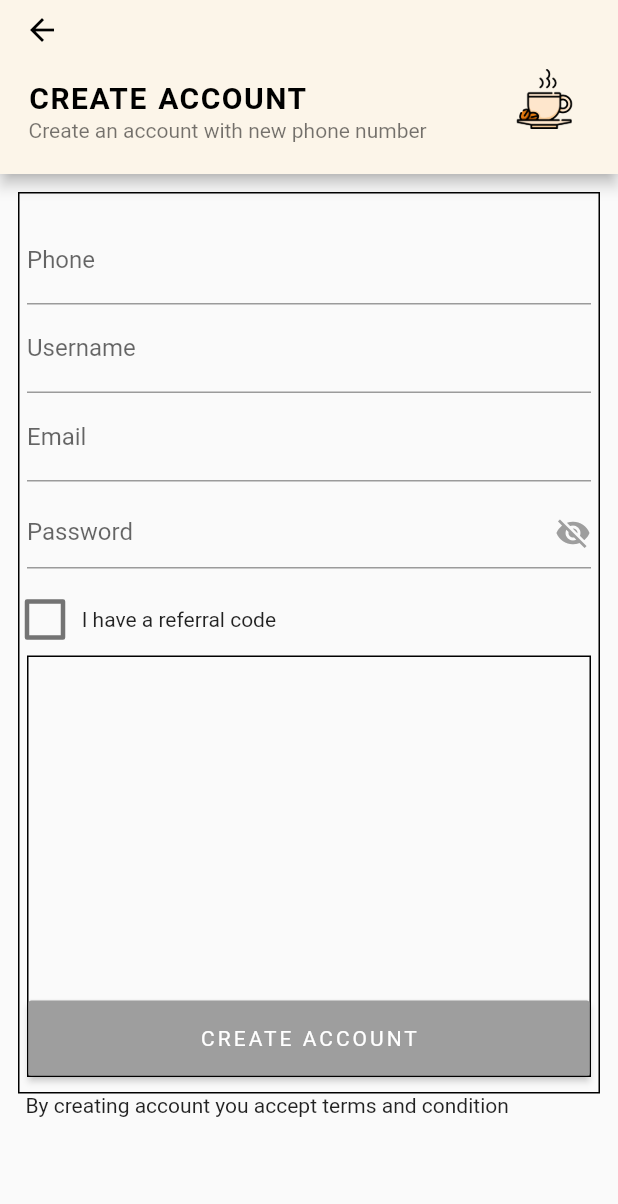
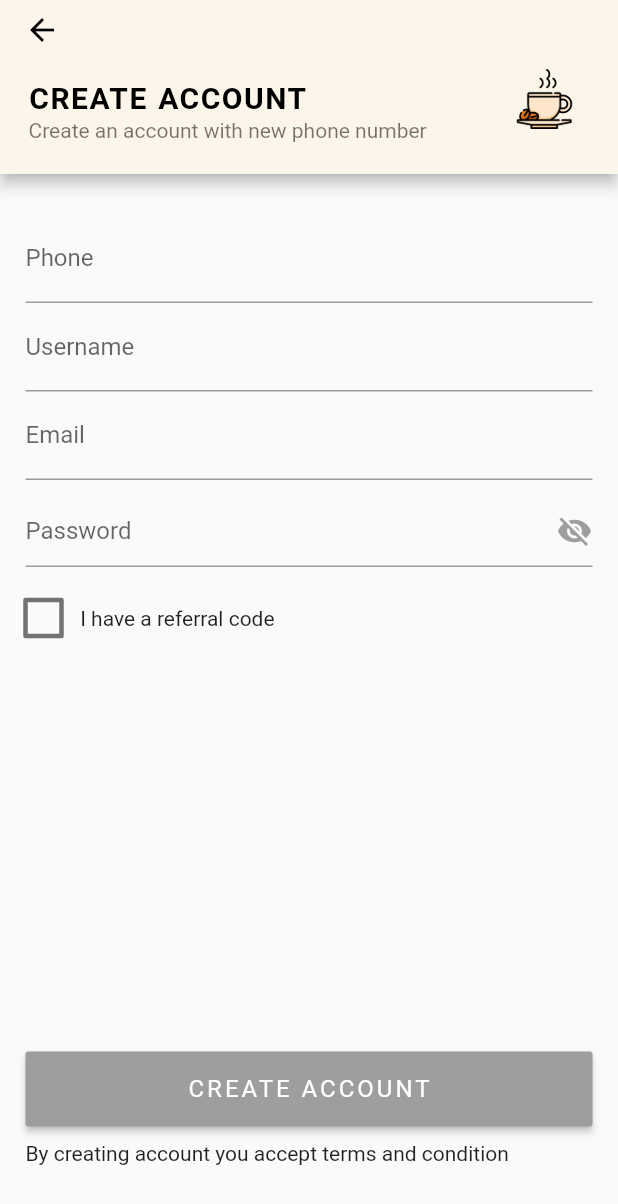
Before and after one commit to Bolados/b-uber-eats-mobile, a Flutter app: the RegisterScreen screen opened by its route, on a phone screen of 412 x 824 dp. Shown: the top 1204 px of the screen. Run offline on Flutter 3.47's test engine with Material 2 defaults, Android fonts, the phone set to English and light mode, and no system bars; our stand-ins replace font_awesome_flutter, shared_preferences; missing offline and left inert: enum_to_string; accounts and stored records are empty.

```diff
--- a/lib/screens/loginScreen/components/loginForm.dart
+++ b/lib/screens/loginScreen/components/loginForm.dart
@@ -242,7 +242,8 @@ class _LoginFormState extends State<LoginForm> {
     color: Colors.white,
     fontWeight: FontWeight.w400,
     fontStyle: FontStyle.normal,
-    letterSpacing: 2.0
+    letterSpacing: 2.0,
+    fontSize: 16,
   );
 
 
--- a/lib/screens/registerScreen/components/registerBar.dart
+++ b/lib/screens/registerScreen/components/registerBar.dart
@@ -25,7 +25,6 @@ class RegisterBar {
         bottom: PreferredSize(
           preferredSize: Size.fromHeight((orientation == Orientation.portrait) ? 60 : 55),
           child: Container(
-            // padding: EdgeInsets.fromLTRB(0, 0, 0,0),
             child: Card(
               elevation: 0,
               color: Colors.transparent,
--- a/lib/screens/registerScreen/components/registerForm.dart
+++ b/lib/screens/registerScreen/components/registerForm.dart
@@ -1,13 +1,17 @@
 
 import 'package:flutter/material.dart';
 import 'package:oubereats/screens/helpers/screenshelpers.dart';
-import 'package:oubereats/screens/loginScreen/loginScreen.dart';
 import 'package:oubereats/screens/registerScreen/registerScreen.dart';
 import 'package:oubereats/services/i18n/i18n.dart';
 
 I18n i18n = I18n.getInstance();
 
 class RegisterForm extends StatefulWidget {
+
+  AppBar registerBar;
+
+  RegisterForm({@required this.registerBar});
+
   @override
   _RegisterFormState createState() => new _RegisterFormState();
 }
@@ -48,14 +52,20 @@ class _RegisterFormState extends State<RegisterForm> {
     _referCodeController.addListener(_referCodeListen);
   }
 
+  double getHeight(BuildContext context) {
+    Size size = MediaQuery.of(context).size;
+    Orientation orientation = MediaQuery.of(context).orientation;
+    if (orientation == Orientation.portrait) {
+      return size.height - widget.registerBar.preferredSize.height - 100;
+    }
+    return 400;
+  }
+
   @override
   Widget build(BuildContext context) {
     Size size = MediaQuery.of(context).size;
     Orientation orientation = MediaQuery.of(context).orientation;
     return Container(
-      decoration: BoxDecoration(
-        border: Border.all()
-      ),
       child: Card(
         elevation: 0,
         color: Colors.transparent,
@@ -67,15 +77,15 @@ class _RegisterFormState extends State<RegisterForm> {
             ScreensHelpers.sizeHeight(context, 10, 0.01)
           )
           : EdgeInsets.fromLTRB(
-            ScreensHelpers.sizeWidth(context, 5, 0.03),
+            ScreensHelpers.sizeWidth(context, 5, 0.05),
             ScreensHelpers.sizeHeight(context, 15, 0.01),
-            ScreensHelpers.sizeWidth(context, 5, 0.03),
+            ScreensHelpers.sizeWidth(context, 5, 0.05),
             ScreensHelpers.sizeHeight(context, 10, 0.01)
-          ),
+          )  ,
           child: Form(
             child: SizedBox(
               width: double.infinity,
-              height: (orientation == Orientation.portrait) ? size.height - 150 - 100 : 400,
+              height: getHeight(context),
               child: Column(
                 mainAxisSize: MainAxisSize.min,
                 mainAxisAlignment: MainAxisAlignment.start,
@@ -86,7 +96,9 @@ class _RegisterFormState extends State<RegisterForm> {
                   _emailField(),
                   _passwordField(),
                   _referCodeCheckbox(),
-                  _referCodeField() ,
+                  SizedBox(
+                    child: _referCodeField(),
+                  ),
                   Expanded(
                     child: _submitButton(),
                   ),
@@ -97,10 +109,6 @@ class _RegisterFormState extends State<RegisterForm> {
         // )
       )
     );
-  }
-
-  Widget _fields(context) {
-
   }
 
 
@@ -196,7 +204,6 @@ class _RegisterFormState extends State<RegisterForm> {
       return Container();
     }
     return Container(
-      margin: EdgeInsets.only(top: 10),
       child: TextFormField(
         controller: _usernameController,
         // validator:,
@@ -248,9 +255,6 @@ class _RegisterFormState extends State<RegisterForm> {
 
   Widget _submitButton() {
     return Container(
-      decoration: BoxDecoration(
-        border: Border.all()
-      ),
       alignment: Alignment.bottomCenter,
       child: SizedBox(
         width: double.infinity,
@@ -335,6 +339,7 @@ class _RegisterFormState extends State<RegisterForm> {
     color: Colors.white,
     fontWeight: FontWeight.w400,
     fontStyle: FontStyle.normal,
+    fontSize: 16,
     letterSpacing: 2.0
   );
 
--- a/lib/screens/registerScreen/registerScreen.dart
+++ b/lib/screens/registerScreen/registerScreen.dart
@@ -30,15 +30,16 @@ class _RegisterScreenState extends State<RegisterScreen> {
     Size size = MediaQuery.of(context).size;
     Orientation orientation = MediaQuery.of(context).orientation;
     final bottom = MediaQuery.of(context).viewInsets.bottom;
+    AppBar registerBar = RegisterBar(context: context).buildBar();
     return new Scaffold(
       resizeToAvoidBottomInset: false,
-      appBar: RegisterBar(context: context).buildBar(),
+      appBar: registerBar,
       body: Container(
         padding: EdgeInsets.only(bottom: bottom),
         child: ListView(
           padding: EdgeInsets.all(12.0),
           children: <Widget>[
-            RegisterForm(),
+            RegisterForm(registerBar: registerBar,),
             SizedBox(
               height: orientation == Orientation.portrait ? 0.0 : 1.0,
             ),
@@ -62,9 +63,9 @@ class _RegisterScreenState extends State<RegisterScreen> {
             ScreensHelpers.sizeHeight(context, 0, 0)
           )
           : EdgeInsets.fromLTRB(
-            ScreensHelpers.sizeWidth(context, 5, 0.03),
+            ScreensHelpers.sizeWidth(context, 5, 0.05),
             ScreensHelpers.sizeHeight(context, 0, 0),
-            ScreensHelpers.sizeWidth(context, 5, 0.03),
+            ScreensHelpers.sizeWidth(context, 5, 0.05),
             ScreensHelpers.sizeHeight(context, 0, 0)
           ),
       child: Text(
```
Also changed, not shown: assets/i18n/en.json (+15 -0 lines), lib/screens/verificationScreen/components/verificationBar.dart (+12 -7 lines), lib/screens/verificationScreen/components/verificationForm.dart (added, +165 -0 lines), lib/screens/verificationScreen/verificationScreen.dart (+16 -21 lines).
